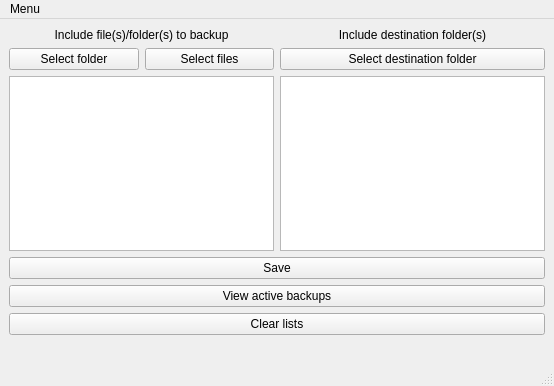
Qt form auto_backup/mainwindow.ui (tuliovfarias/QT_auto_backup) before a commit.
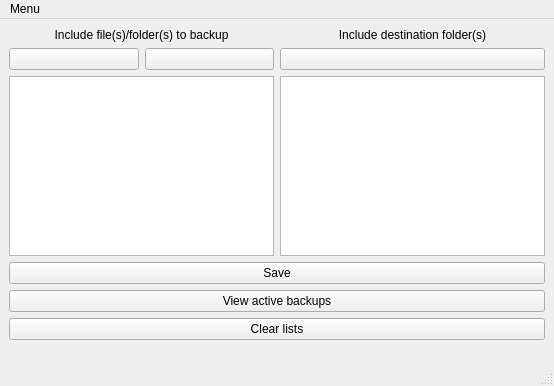
The same form after that commit.

Diff of the .ui file:
```diff
--- a/auto_backup/mainwindow.ui
+++ b/auto_backup/mainwindow.ui
@@ -26,6 +26,12 @@
      <verstretch>0</verstretch>
     </sizepolicy>
    </property>
+   <property name="minimumSize">
+    <size>
+     <width>0</width>
+     <height>350</height>
+    </size>
+   </property>
    <layout class="QVBoxLayout" name="verticalLayout">
     <item>
      <layout class="QHBoxLayout" name="horizontalLayout_4">
@@ -82,7 +88,7 @@
            </sizepolicy>
           </property>
           <property name="text">
-           <string>Select folder</string>
+           <string/>
           </property>
          </widget>
         </item>
@@ -95,7 +101,7 @@
            </sizepolicy>
           </property>
           <property name="text">
-           <string>Select files</string>
+           <string/>
           </property>
          </widget>
         </item>
@@ -110,7 +116,7 @@
          </sizepolicy>
         </property>
         <property name="text">
-         <string>Select destination folder</string>
+         <string/>
         </property>
        </widget>
       </item>
@@ -127,11 +133,23 @@
          <bool>true</bool>
         </property>
         <property name="sizePolicy">
-         <sizepolicy hsizetype="Preferred" vsizetype="Expanding">
+         <sizepolicy hsizetype="Expanding" vsizetype="Expanding">
           <horstretch>0</horstretch>
           <verstretch>0</verstretch>
          </sizepolicy>
         </property>
+        <property name="minimumSize">
+         <size>
+          <width>0</width>
+          <height>100</height>
+         </size>
+        </property>
+        <property name="baseSize">
+         <size>
+          <width>0</width>
+          <height>0</height>
+         </size>
+        </property>
         <property name="sizeAdjustPolicy">
          <enum>QAbstractScrollArea::AdjustIgnored</enum>
         </property>
@@ -149,11 +167,23 @@
          <bool>true</bool>
         </property>
         <property name="sizePolicy">
-         <sizepolicy hsizetype="Preferred" vsizetype="Expanding">
+         <sizepolicy hsizetype="Expanding" vsizetype="Expanding">
           <horstretch>0</horstretch>
           <verstretch>0</verstretch>
          </sizepolicy>
         </property>
+        <property name="minimumSize">
+         <size>
+          <width>0</width>
+          <height>100</height>
+         </size>
+        </property>
+        <property name="baseSize">
+         <size>
+          <width>0</width>
+          <height>0</height>
+         </size>
+        </property>
         <property name="sizeAdjustPolicy">
          <enum>QAbstractScrollArea::AdjustIgnored</enum>
         </property>
```
